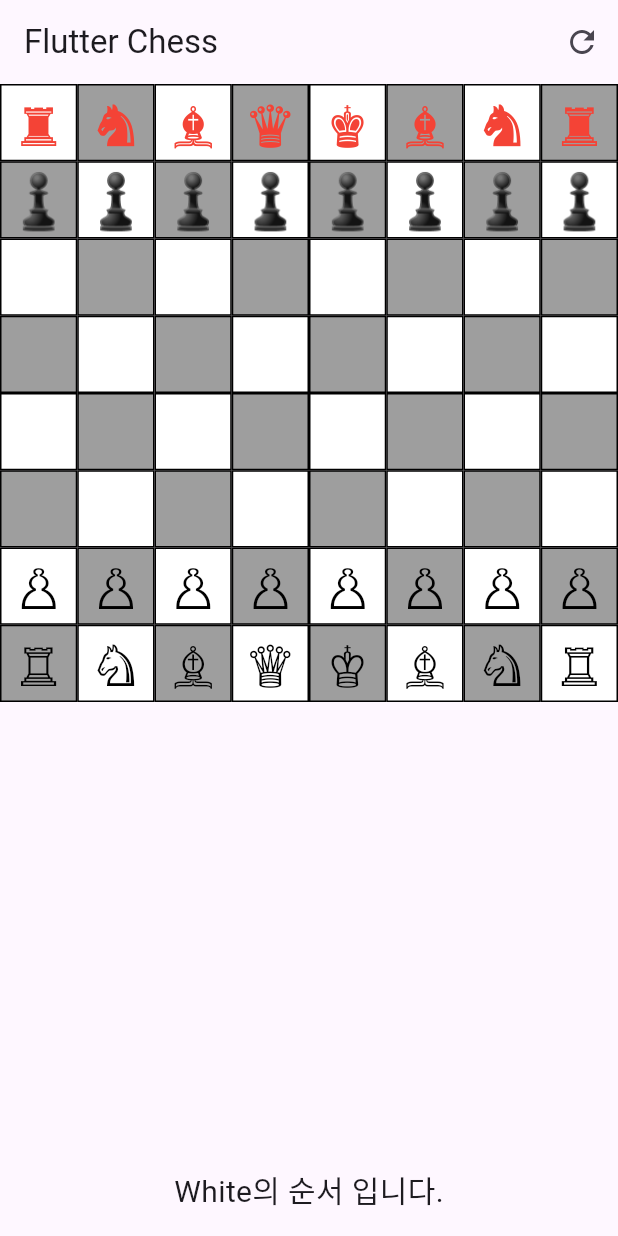
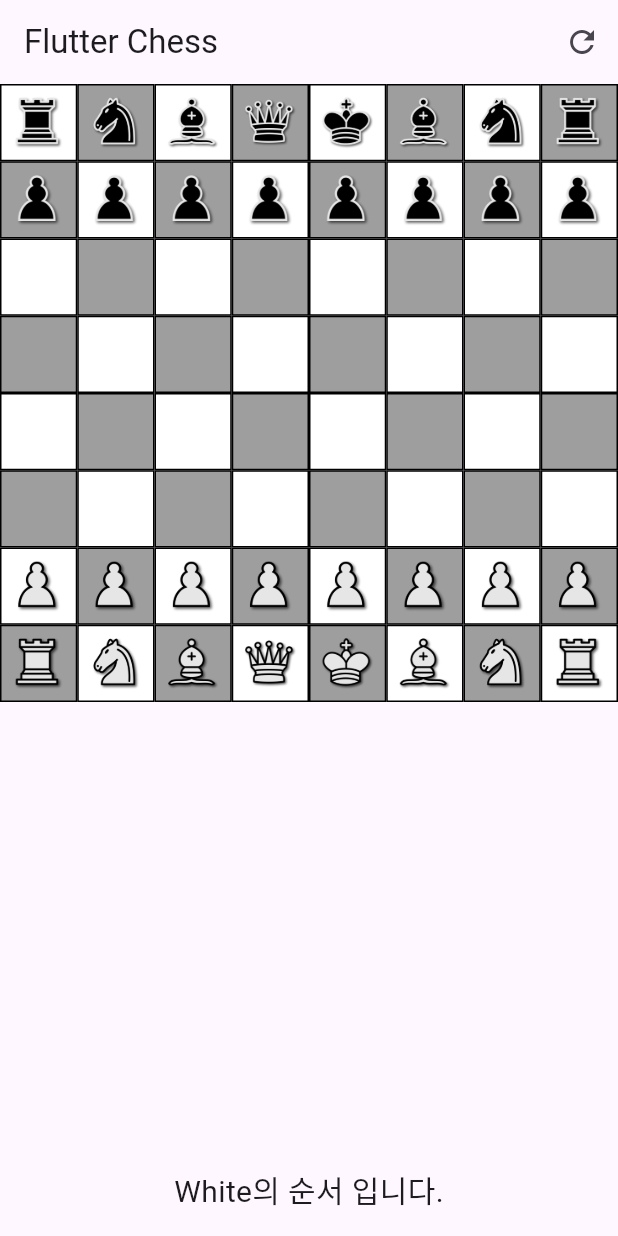
Before and after one commit to redspy/flutter_chess, a Flutter app: the screen it shows after launch, on a phone screen of 412 x 824 dp. Run offline on Flutter 3.47's test engine with Material 3 defaults, Android fonts, the phone set to English and light mode, and no system bars.

Commit message:
체스 말을 이미지로 변경

```diff
--- a/lib/models/chess_piece.dart
+++ b/lib/models/chess_piece.dart
@@ -4,37 +4,37 @@ class ChessPiece {
 
   ChessPiece(this.type, this.color);
 
-  // 체스 말 이모티콘 반환
-  String get symbol {
+  // 체스말 이미지 경로 반환
+  String get imagePath {
     if (color == 'White') {
       switch (type) {
         case 'King':
-          return '♔';
+          return 'assets/white_king.png';
         case 'Queen':
-          return '♕';
+          return 'assets/white_queen.png';
         case 'Rook':
-          return '♖';
+          return 'assets/white_rook.png';
         case 'Bishop':
-          return '♗';
+          return 'assets/white_bishop.png';
         case 'Knight':
-          return '♘';
+          return 'assets/white_knight.png';
         case 'Pawn':
-          return '♙';
+          return 'assets/white_pawn.png';
       }
     } else {
       switch (type) {
         case 'King':
-          return '♚';
+          return 'assets/black_king.png';
         case 'Queen':
-          return '♛';
+          return 'assets/black_queen.png';
         case 'Rook':
-          return '♜';
+          return 'assets/black_rook.png';
         case 'Bishop':
-          return '♝';
+          return 'assets/black_bishop.png';
         case 'Knight':
-          return '♞';
+          return 'assets/black_knight.png';
         case 'Pawn':
-          return '♟';
+          return 'assets/black_pawn.png';
       }
     }
     return '';
--- a/lib/views/chess_board_view.dart
+++ b/lib/views/chess_board_view.dart
@@ -37,17 +37,13 @@ class ChessBoardView extends StatelessWidget {
                   ),
                   child: Center(
                     child: piece != null
-                        ? Text(
-                            piece.symbol,
-                            style: TextStyle(
-                              fontSize: 36,
-                              fontWeight: isSelected
-                                  ? FontWeight.bold
-                                  : FontWeight.normal, // 선택된 말 강조
-                              color: piece.color == 'White'
-                                  ? Colors.black
-                                  : Colors.red, // 말 색상
-                            ),
+                        ? Image.asset(
+                            piece.imagePath, // 체스말 이미지를 표시
+                            width: 36,
+                            height: 36,
+                            color: isSelected
+                                ? Colors.blueAccent
+                                : null, // 선택된 말 강조
                           )
                         : Container(),
                   ),
```
Also changed, not shown: pubspec.yaml (+13 -1 lines), assets/black_bishop.png (added), assets/black_king.png (added), assets/black_knight.png (added), assets/black_pawn.png (added), assets/black_queen.png (added), assets/black_rook.png (added), assets/white_bishop.png (added), assets/white_king.png (added), assets/white_knight.png (added), assets/white_pawn.png (added), assets/white_queen.png (added), assets/white_rook.png (added).
